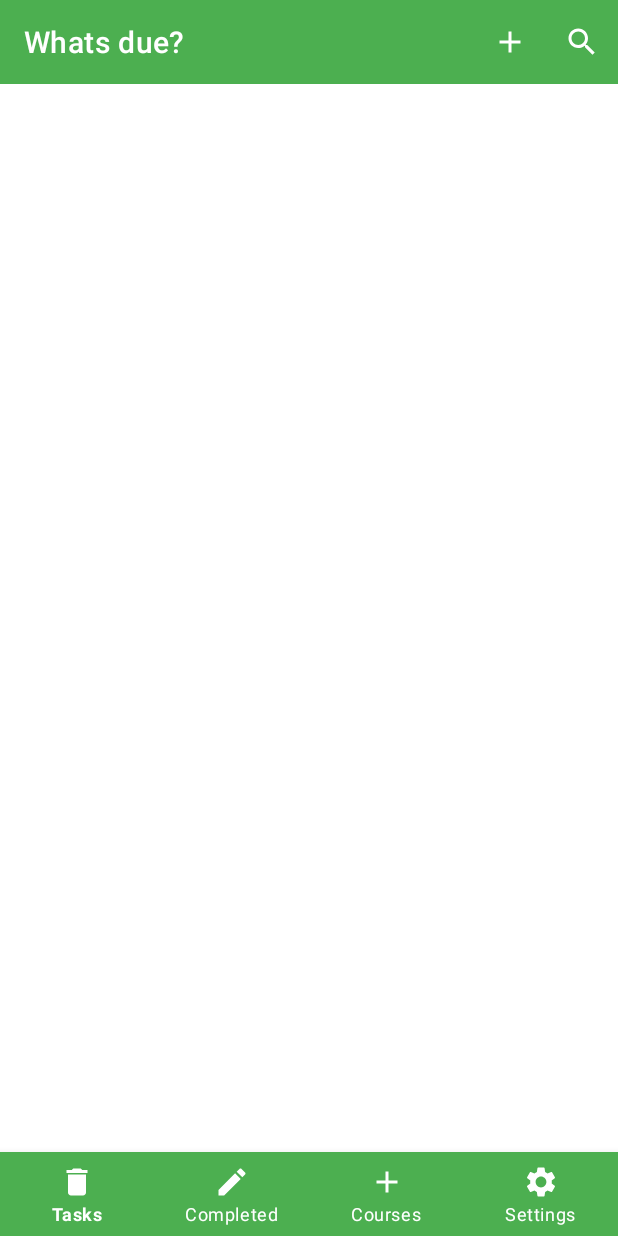
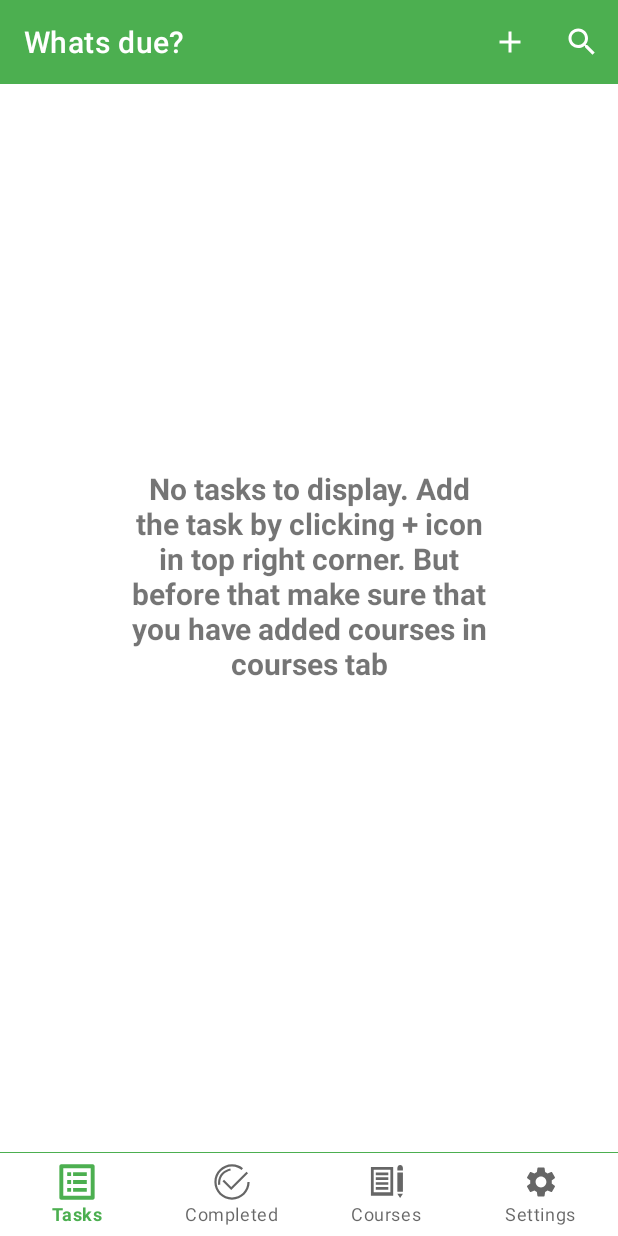
Before and after one commit to Krishna7pk/StuPlan, an Android app: the screen it shows after launch (MainActivity), on a phone screen of 412 x 824 dp. Run offline under Robolectric (Android 15) with nearby library versions, the phone set to English and light mode, and no system bars.

Commit message:
final codes

```diff
--- a/app/src/main/AndroidManifest.xml
+++ b/app/src/main/AndroidManifest.xml
@@ -4,9 +4,9 @@
 
     <application
         android:allowBackup="true"
-        android:icon="@mipmap/ic_launcher"
+        android:icon="@drawable/stu_plan_icon"
         android:label="@string/app_name"
-        android:roundIcon="@mipmap/ic_launcher_round"
+        android:roundIcon="@drawable/stu_plan_icon"
         android:supportsRtl="true"
         android:theme="@style/AppTheme">
         <activity
--- a/app/src/main/java/com/example/stuplan/UI/SplashScreen.kt
+++ b/app/src/main/java/com/example/stuplan/UI/SplashScreen.kt
@@ -18,7 +18,7 @@ class SplashScreen : AppCompatActivity() {
             val intent = Intent(this, MainActivity::class.java)
             intent.flags = Intent.FLAG_ACTIVITY_NEW_TASK or Intent.FLAG_ACTIVITY_CLEAR_TASK
             startActivity(intent)
-        }, 3000)
+        }, 2000)
 
     }
 }
--- a/app/src/main/java/com/example/stuplan/adapters/TaskAdapter.kt
+++ b/app/src/main/java/com/example/stuplan/adapters/TaskAdapter.kt
@@ -7,14 +7,15 @@ import android.widget.CheckBox
 import android.widget.TextView
 import androidx.recyclerview.widget.RecyclerView
 import com.example.stuplan.R
+import com.example.stuplan.model.CourseModel
 import com.example.stuplan.model.TaskModel
 
 class TaskAdapter(
-    private val taskList : ArrayList<TaskModel>
-    , viewClickListener : TaskRvClickListener) : RecyclerView.Adapter<TaskViewHolder>() {
+    private val taskList: ArrayList<TaskModel>
+    , private val courseList: ArrayList<CourseModel>, viewClickListener: TaskRvClickListener
+) : RecyclerView.Adapter<TaskViewHolder>() {
 
     private val listener: TaskRvClickListener = viewClickListener
-
 
     override fun onCreateViewHolder(parent: ViewGroup, viewType: Int): TaskViewHolder {
         return TaskViewHolder(
@@ -26,8 +27,18 @@ class TaskAdapter(
     override fun onBindViewHolder(holder: TaskViewHolder, position: Int) {
         val task = taskList.get(position)
         holder.assignmentNameTv.text = task.taskName
-        holder.courseNameTvTaskRV.text = task.taskName
-        holder.dueDateTv.text = task.duedate
+
+        val courseHashmap=HashMap<Long, String>()
+
+        for (i in courseList){
+            courseHashmap.put(i.id!!, i.courseName)
+        }
+
+        holder.courseNameTvTaskRV.text = courseHashmap.getValue(task.courseId)
+
+        val dateArray = task.duedate.split(",")
+
+        holder.dueDateTv.text = dateArray[1]+", "+ dateArray[3]
 
         holder.completedCheckbox.isChecked = task.completed==1
 
--- a/app/src/main/res/drawable/bottm_nav_selector.xml
+++ /dev/null
@@ -1,5 +0,0 @@
-<?xml version="1.0" encoding="utf-8"?>
-<selector xmlns:android="http://schemas.android.com/apk/res/android">
-    <item android:state_checked="false" android:color="@color/grey_medium" />
-    <item android:state_checked="true" android:color="@color/primary_color" />
-</selector>
--- /dev/null
+++ b/app/src/main/res/drawable/botton_nav_background.xml
@@ -0,0 +1,29 @@
+<?xml version="1.0" encoding="utf-8"?>
+<layer-list
+    xmlns:android="http://schemas.android.com/apk/res/android">
+    <item>
+        <shape
+            android:shape="rectangle">
+            <!-- Set the border color of your layout here -->
+            <stroke android:width="1dp" android:color="@color/primary_color"
+                />
+
+            <!--<corners android:topLeftRadius="15dp"
+                android:topRightRadius="15dp"/>-->
+
+
+        </shape>
+    </item>
+
+
+    <item android:top="1dp" >
+        <shape
+            android:shape="rectangle">
+            <!-- Set the background color of your layout here -->
+            <solid android:color="@color/white" />
+            <!--<corners android:topLeftRadius="16dp"
+                android:topRightRadius="16dp"/>-->
+        </shape>
+    </item>
+
+</layer-list>
--- a/app/src/main/res/drawable/ic_arrow_drop_down.xml
+++ /dev/null
@@ -1,5 +0,0 @@
-<vector android:height="24dp" android:tint="#FFFFFF"
-    android:viewportHeight="24" android:viewportWidth="24"
-    android:width="24dp" xmlns:android="http://schemas.android.com/apk/res/android">
-    <path android:fillColor="@android:color/white" android:pathData="M7,10l5,5 5,-5z"/>
-</vector>
--- /dev/null
+++ b/app/src/main/res/drawable/ic_completed.xml
@@ -0,0 +1,6 @@
+<vector android:height="24dp" android:viewportHeight="1000"
+    android:viewportWidth="1000" android:width="24dp" xmlns:android="http://schemas.android.com/apk/res/android">
+    <path android:fillColor="#FF000000" android:pathData="M500,990C229.9,990 10,770.2 10,500C10,229.8 229.9,10 500,10v61.3C263.6,71.2 71.2,263.6 71.2,500c0,236.4 192.4,428.8 428.8,428.8c236.4,0 428.8,-192.3 428.8,-428.8H990C990,770.2 770.2,990 500,990M766.8,164.3c-32.8,-26 -68.8,-47 -107.3,-62.4l11.5,-29l-11.6,28.9C608.7,81.5 555.1,71.2 500,71.2V10c62.9,0 124.3,11.8 182.2,35c44,17.6 85.3,41.7 122.7,71.4L766.8,164.3z"/>
+    <path android:fillColor="#FF000000" android:pathData="M478.3,723.3L236,480.8l43.3,-43.3l199.1,199.1l423.7,-423.7l43.3,43.3L478.3,723.3z"/>
+    <path android:fillColor="#FF000000" android:pathData="M117.6,581.8C117,578.1 59.3,213 452.4,123.1l13.6,59.6c-335.9,76.8 -290.1,376 -288,388.7L117.6,581.8z"/>
+</vector>
--- /dev/null
+++ b/app/src/main/res/drawable/ic_completed_task.xml
@@ -0,0 +1,5 @@
+<vector android:height="24dp" android:viewportHeight="1000"
+    android:viewportWidth="1000" android:width="24dp" xmlns:android="http://schemas.android.com/apk/res/android">
+    <path android:fillColor="#FF000000" android:pathData="M10,500l0,457.46l457.46,-0l457.46,-0l0,-299.93c0,-164.8 -0.57,-299.36 -1.15,-298.59c-0.58,0.57 -13.59,17.61 -28.71,38.09L867.5,433.96l0,232.94l0,233.13L467.46,900.03L67.42,900.03L67.42,500l0,-400.04l308.36,-0l308.36,-0l38.47,-28.71l38.47,-28.71L385.54,42.54L10,42.54L10,500z"/>
+    <path android:fillColor="#FF000000" android:pathData="M657.91,237.77C553.78,342.09 467.65,427.27 466.5,427.27c-0.96,-0 -30.82,-28.9 -66.04,-64.12l-64.12,-64.12l-70.82,70.82l-70.82,70.82L328.69,574.65c79.05,79.05 134.56,133.22 135.52,132.26s3.06,-1.34 4.59,-0.76c1.91,0.76 85.75,-81.73 262.03,-258.02L990,188.96l-70.25,-70.25c-38.86,-38.85 -70.82,-70.44 -71.39,-70.44S762.04,133.46 657.91,237.77z"/>
+</vector>
--- /dev/null
+++ b/app/src/main/res/drawable/ic_courses.xml
@@ -0,0 +1,6 @@
+<vector android:height="24dp"
+    android:viewportHeight="24" android:viewportWidth="27"
+    android:width="24dp" xmlns:android="http://schemas.android.com/apk/res/android">
+
+        <path android:fillColor="@android:color/white" android:pathData="M16.049,3.9v15H3.527V3.9H16.049m2.087-1.819H1.44v19.1h16.7V2.084ZM5.092,5.721h9.391V7.54H5.092Zm0,3.183h9.391v1.819H5.092Zm0,3.183h9.391v1.819H5.092Zm0,3.183h9.391v1.819H5.092ZM21.266,5.721H25.44V18.452H21.266Zm2.09-5a1.964,1.964,0,0,0-2.09,1.79V4.357H25.44V2.51A1.961,1.961,0,0,0,23.356 0.72Zm-2.122,19.1,2.108,2.9,2.1-2.9Z"/>
+</vector>
--- /dev/null
+++ b/app/src/main/res/drawable/ic_tasks.xml
@@ -0,0 +1,4 @@
+<vector android:height="24dp" android:viewportHeight="1000"
+    android:viewportWidth="1000" android:width="24dp" xmlns:android="http://schemas.android.com/apk/res/android">
+    <path android:fillColor="#FF000000" android:pathData="M772.2,227.8H391.1v108.9h381.1L772.2,227.8L772.2,227.8zM772.2,445.6H391.1v108.9h381.1L772.2,445.6L772.2,445.6zM772.2,663.3H391.1v108.9h381.1L772.2,663.3L772.2,663.3zM935.6,10H64.4C34.4,10 10,34.4 10,64.4v871.1c0,30.1 24.4,54.4 54.4,54.4h871.1c30.1,0 54.4,-24.4 54.4,-54.4V64.4C990,34.4 965.6,10 935.6,10zM881.1,881.1H118.9V118.9h762.2V881.1zM336.7,663.3H227.8v108.9h108.9L336.7,663.3L336.7,663.3zM336.7,445.6H227.8v108.9h108.9L336.7,445.6L336.7,445.6zM336.7,227.8H227.8v108.9h108.9L336.7,227.8L336.7,227.8z"/>
+</vector>
--- a/app/src/main/res/layout/activity_main.xml
+++ b/app/src/main/res/layout/activity_main.xml
@@ -11,24 +11,19 @@
         android:id="@+id/bottom_nav"
         android:layout_width="0dp"
         android:layout_height="56dp"
-        android:layout_marginStart="0dp"
-        android:layout_marginEnd="0dp"
-        android:background="@color/primary_color"
         app:itemRippleColor="@color/red"
-        app:itemIconTint="@color/white"
-        app:itemTextColor="@color/white"
+        android:background="@drawable/botton_nav_background"
         app:layout_constraintBottom_toBottomOf="parent"
         app:layout_constraintLeft_toLeftOf="parent"
         app:layout_constraintRight_toRightOf="parent"
         app:labelVisibilityMode="labeled"
         app:menu="@menu/bottom_nav_menu"
-
         />
 
     <androidx.fragment.app.FragmentContainerView
         android:id="@+id/host_fragment"
         android:layout_width="match_parent"
-        android:layout_height="match_parent"
+        android:layout_height="0dp"
         app:layout_constraintBottom_toTopOf="@id/bottom_nav"
         app:layout_constraintLeft_toLeftOf="parent"
         app:layout_constraintRight_toRightOf="parent"
--- a/app/src/main/res/layout/completed_tasks_rv_item.xml
+++ b/app/src/main/res/layout/completed_tasks_rv_item.xml
@@ -10,11 +10,12 @@
         android:id="@+id/iv_pl_1"
         android:layout_width="wrap_content"
         android:layout_height="wrap_content"
-        android:src="@drawable/ic_delete"
+        android:src="@drawable/ic_completed_task"
         app:layout_constraintBottom_toBottomOf="parent"
         app:layout_constraintStart_toStartOf="parent"
         app:layout_constraintTop_toTopOf="parent"
-        android:padding="5dp"/>
+        android:padding="5dp"
+        app:tint="@color/primary_color" />
 
     <TextView
         android:id="@+id/tv_hw_name_rv_completed_item"
--- a/app/src/main/res/layout/fragment_courses.xml
+++ b/app/src/main/res/layout/fragment_courses.xml
@@ -22,9 +22,11 @@
     <androidx.recyclerview.widget.RecyclerView
         android:id="@+id/rv_course"
         android:layout_width="match_parent"
-        android:layout_height="wrap_content"
+        android:layout_height="0dp"
         app:layout_constraintTop_toBottomOf="@id/toolbar_courses"
-        tools:listitem="@layout/courses_rv_item" />
+        tools:listitem="@layout/courses_rv_item"
+        app:layout_constraintBottom_toBottomOf="parent"
+        />
 
     <TextView
         android:id="@+id/tv_no_course"
--- a/app/src/main/res/layout/fragment_tasks.xml
+++ b/app/src/main/res/layout/fragment_tasks.xml
@@ -21,9 +21,27 @@
     <androidx.recyclerview.widget.RecyclerView
         android:id="@+id/rv_task"
         android:layout_width="match_parent"
+        android:layout_height="0dp"
+        app:layout_constraintTop_toBottomOf="@id/toolbar_courses"
+        tools:listitem="@layout/tasks_rv_item"
+        app:layout_constraintBottom_toBottomOf="parent"
+        />
+
+    <TextView
+        android:id="@+id/tv_no_task"
+        android:layout_width="0dp"
         android:layout_height="wrap_content"
-        app:layout_constraintTop_toBottomOf="@id/toolbar_courses"
-        tools:listitem="@layout/tasks_rv_item" />
+        app:layout_constraintStart_toStartOf="parent"
+        app:layout_constraintEnd_toEndOf="parent"
+        app:layout_constraintTop_toTopOf="parent"
+        app:layout_constraintBottom_toBottomOf="parent"
+        android:text="No tasks to display. Add the task by clicking + icon in top right corner. But before that make sure that you have added courses in courses tab"
+        android:gravity="center"
+        android:layout_margin="40dp"
+        android:padding="40dp"
+        android:textSize="20sp"
+        android:textStyle="bold"
+        android:visibility="gone"/>
 
 
 </androidx.constraintlayout.widget.ConstraintLayout>
--- a/app/src/main/res/menu/bottom_nav_menu.xml
+++ b/app/src/main/res/menu/bottom_nav_menu.xml
@@ -2,16 +2,16 @@
 <menu xmlns:android="http://schemas.android.com/apk/res/android">
     <item
         android:id="@+id/tasks"
-        android:icon="@drawable/ic_delete"
+        android:icon="@drawable/ic_tasks"
         android:title="@string/tasks" />
     <item
         android:id="@+id/completed"
-        android:icon="@drawable/ic_edit"
+        android:icon="@drawable/ic_completed"
         android:title="@string/completed" />
 
     <item
         android:id="@+id/courses"
-        android:icon="@drawable/ic_add"
+        android:icon="@drawable/ic_courses"
         android:title="@string/courses" />
 
     <item
```
Also changed, not shown: app/src/main/java/com/example/stuplan/UI/CompletedFragment.kt (+11 -3 lines), app/src/main/java/com/example/stuplan/UI/TasksFragment.kt (+82 -15 lines), app/src/main/java/com/example/stuplan/adapters/CompletedTaskAdapter.kt (+14 -3 lines), app/src/main/res/layout/fragment_completed.xml (+20 -1 lines).
